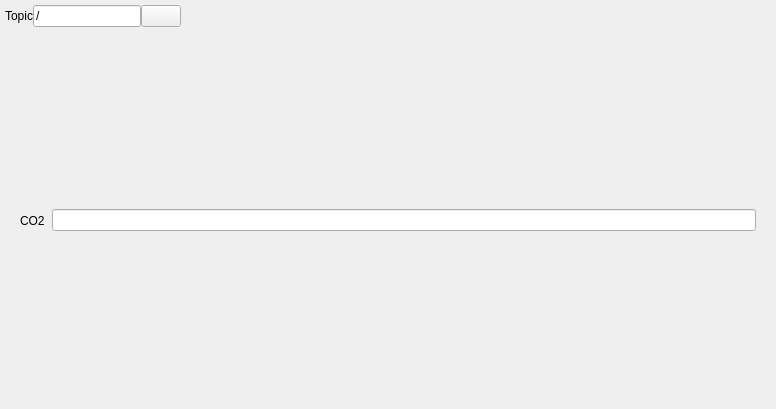
Before: the Qt Designer form rqt_sensor_viewers/resource/CO2SensorViewer.ui in kyoto-u-shinobi/yozakura_operator_station, drawn with Qt 5.
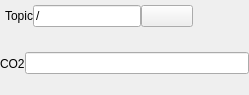
After: the same form once the commit is applied.

Diff of the .ui file:
```diff
--- a/rqt_sensor_viewers/resource/CO2SensorViewer.ui
+++ b/rqt_sensor_viewers/resource/CO2SensorViewer.ui
@@ -6,8 +6,8 @@
    <rect>
     <x>0</x>
     <y>0</y>
-    <width>776</width>
-    <height>409</height>
+    <width>249</width>
+    <height>95</height>
    </rect>
   </property>
   <property name="sizePolicy">
@@ -78,7 +78,7 @@
      <item>
       <widget class="QPushButton" name="subscribe_topic_button">
        <property name="sizePolicy">
-        <sizepolicy hsizetype="Fixed" vsizetype="Fixed">
+        <sizepolicy hsizetype="MinimumExpanding" vsizetype="Fixed">
          <horstretch>0</horstretch>
          <verstretch>0</verstretch>
         </sizepolicy>
@@ -129,41 +129,28 @@
      <property name="bottomMargin">
       <number>5</number>
      </property>
-     <item>
-      <spacer name="verticalSpacer_left">
-       <property name="orientation">
-        <enum>Qt::Vertical</enum>
-       </property>
-       <property name="sizeHint" stdset="0">
-        <size>
-         <width>20</width>
-         <height>40</height>
-        </size>
-       </property>
-      </spacer>
-     </item>
      <item>
       <widget class="QLabel" name="co2_label">
+       <property name="sizePolicy">
+        <sizepolicy hsizetype="Fixed" vsizetype="MinimumExpanding">
+         <horstretch>0</horstretch>
+         <verstretch>0</verstretch>
+        </sizepolicy>
+       </property>
        <property name="text">
-        <string>CO2  </string>
+        <string>CO2</string>
        </property>
       </widget>
      </item>
      <item>
-      <widget class="QLineEdit" name="data_edit"/>
-     </item>
-     <item>
-      <spacer name="verticalSpacer">
-       <property name="orientation">
-        <enum>Qt::Vertical</enum>
+      <widget class="QLineEdit" name="data_edit">
+       <property name="sizePolicy">
+        <sizepolicy hsizetype="MinimumExpanding" vsizetype="Fixed">
+         <horstretch>0</horstretch>
+         <verstretch>0</verstretch>
+        </sizepolicy>
        </property>
-       <property name="sizeHint" stdset="0">
-        <size>
-         <width>20</width>
-         <height>40</height>
-        </size>
-       </property>
-      </spacer>
+      </widget>
      </item>
     </layout>
    </item>
```
Left out of the diff: 2 changed lines with no effect on the pictures.
